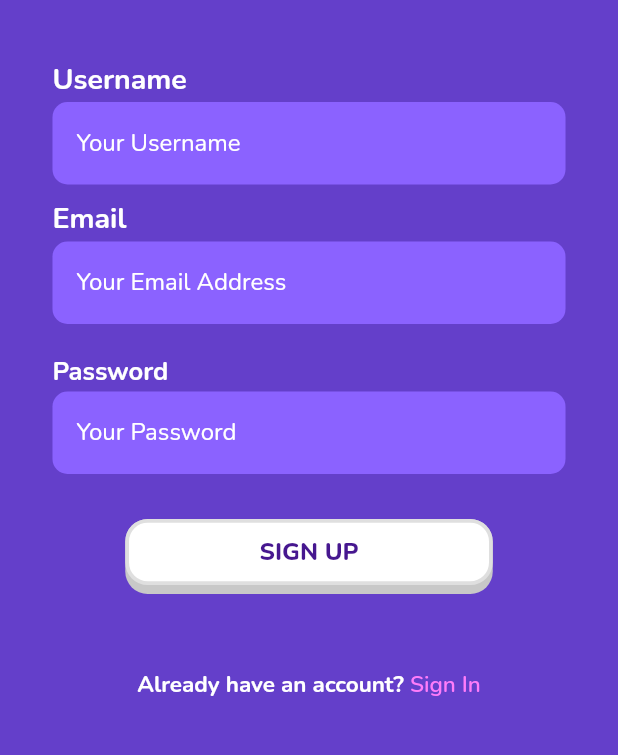
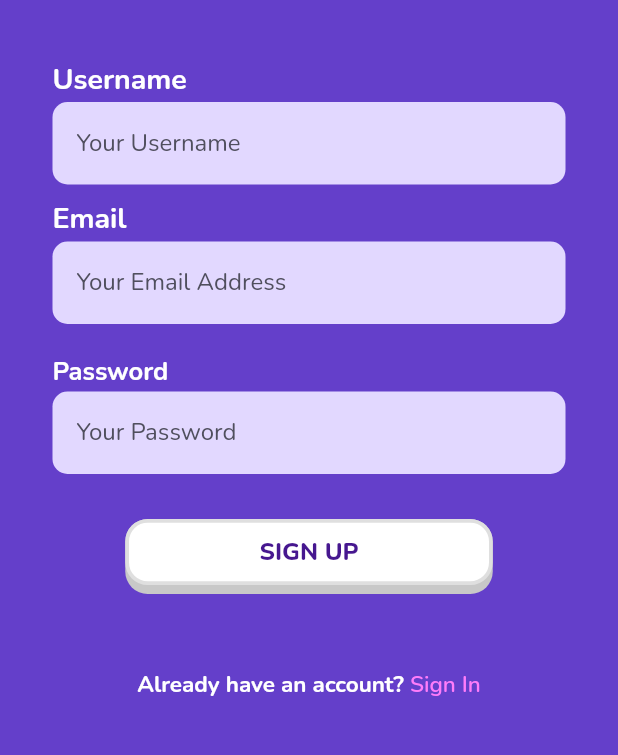
Before and after one commit to gdochadipa/acak-kata-mobile, a Flutter app: the SignUpPage screen opened by its route, on a phone screen of 412 x 824 dp, the part 318-1073 px from its top. Run offline on Flutter 3.47's test engine with Material 2 defaults, Android fonts, the phone set to English and light mode, and no system bars; our stand-ins replace animate_do, audioplayers, auto_size_text, bouncing_widget, confetti, connectivity_plus and 11 more; missing offline and left inert: dart:ffi; accounts and stored records are empty; network calls fail.

Commit message:
stage-8-3-9

```diff
--- a/lib/l10n/intl_en.arb
+++ b/lib/l10n/intl_en.arb
@@ -25,7 +25,7 @@
   "second_question": "Second per ques",
   "challenge":"Challenge \n Friends",
   "question_count" : "Number of Questions",
-  "word_length": "Word Length",
+  "word_length": "Word Length(letter)",
   "time" : "Time",
       "question_number": "Question Number is empty !",
       "question_number_error_min": "Min 5 Ques !",
--- a/lib/l10n/intl_id.arb
+++ b/lib/l10n/intl_id.arb
@@ -25,7 +25,7 @@
     "second_question":"Detik per Soal",
     "challenge": "Tantang \n Teman",
     "question_count": "Jumlah Soal",
-    "word_length" : "Panjang Kata",
+    "word_length" : "Panjang Kata(huruf)",
     "time": "Waktu",
     "question_number": "Isi Jumlah Soal !",
     "question_number_error_min": "Minimal lima soal !",
--- a/lib/pages/auth/signup_page.dart
+++ b/lib/pages/auth/signup_page.dart
@@ -120,18 +120,20 @@ class _SignUpPageState extends State<SignUpPage> {
               height: 55,
               padding: const EdgeInsets.symmetric(horizontal: 16),
               decoration: BoxDecoration(
-                  color: primaryColor, borderRadius: BorderRadius.circular(10)),
+                  color: primaryColor9,
+                  borderRadius: BorderRadius.circular(10)),
               child: Center(
                 child: Row(
                   children: [
                     Expanded(
                         child: TextFormField(
-                      style: whiteTextStyle,
+                      style: primaryTextStyle,
                       validator: (valid) =>
                           ValidationHelper.validateUsername(valid),
                       controller: nameController,
                       decoration: InputDecoration.collapsed(
-                          hintText: 'Your Username', hintStyle: whiteTextStyle),
+                          hintText: 'Your Username',
+                          hintStyle: subtitleTextStyle),
                     ))
                   ],
                 ),
@@ -159,7 +161,8 @@ class _SignUpPageState extends State<SignUpPage> {
               height: 55,
               padding: const EdgeInsets.symmetric(horizontal: 16),
               decoration: BoxDecoration(
-                  color: primaryColor, borderRadius: BorderRadius.circular(10)),
+                  color: primaryColor9,
+                  borderRadius: BorderRadius.circular(10)),
               child: Center(
                 child: Row(
                   children: [
@@ -168,10 +171,10 @@ class _SignUpPageState extends State<SignUpPage> {
                       controller: emailController,
                       validator: (validate) =>
                           ValidationHelper.validateEmail(validate),
-                      style: whiteTextStyle,
+                      style: primaryTextStyle,
                       decoration: InputDecoration.collapsed(
                           hintText: 'Your Email Address',
-                          hintStyle: whiteTextStyle),
+                          hintStyle: subtitleTextStyle),
                     ))
                   ],
                 ),
@@ -199,19 +202,21 @@ class _SignUpPageState extends State<SignUpPage> {
               height: 55,
               padding: const EdgeInsets.symmetric(horizontal: 16),
               decoration: BoxDecoration(
-                  color: primaryColor, borderRadius: BorderRadius.circular(10)),
+                  color: primaryColor9,
+                  borderRadius: BorderRadius.circular(10)),
               child: Center(
                 child: Row(
                   children: [
                     Expanded(
                         child: TextFormField(
                       obscureText: true,
-                      style: whiteTextStyle,
+                      style: primaryTextStyle,
                       validator: (valid) =>
                           ValidationHelper.validatePassowrd(valid),
                       controller: passwordController,
                       decoration: InputDecoration.collapsed(
-                          hintText: 'Your Password', hintStyle: whiteTextStyle),
+                          hintText: 'Your Password',
+                          hintStyle: subtitleTextStyle),
                     ))
                   ],
                 ),
--- a/lib/pages/in_game/modal/join_room_modal.dart
+++ b/lib/pages/in_game/modal/join_room_modal.dart
@@ -153,18 +153,18 @@ class _JoinRoomModalState extends State<JoinRoomModal> {
                   height: 40,
                   padding: const EdgeInsets.symmetric(horizontal: 16),
                   decoration: BoxDecoration(
-                      color: primaryColor,
+                      color: primaryColor9,
                       borderRadius: BorderRadius.circular(15)),
                   child: Center(
                       child: Row(
                     children: [
                       Expanded(
                           child: TextFormField(
-                        style: whiteTextStyle.copyWith(fontSize: 20),
+                        style: primaryTextStyle.copyWith(fontSize: 20),
                         controller: roomCodeController,
                         decoration: InputDecoration.collapsed(
                           hintText: '5XXXXX',
-                          hintStyle: whiteTextStyle,
+                          hintStyle: subtitleTextStyle,
                         ),
                       )),
                     ],
--- a/lib/pages/in_game/offline_game_play_page.dart
+++ b/lib/pages/in_game/offline_game_play_page.dart
@@ -128,6 +128,10 @@ class _OfflineGamePlayPageState extends State<OfflineGamePlayPage>
           languageId: null,
           questionNumber: totalQuestion)) {
         dataRelationWord = _languageDBProvider!.dataRelationWordList!;
+
+        for (var element in dataRelationWord!) {
+          logger.d(element.toJson());
+        }
 
         await setUpListQuestionQueue(dataRelationWord);
         setState(() {
--- a/lib/providers/language_db_provider.dart
+++ b/lib/providers/language_db_provider.dart
@@ -236,8 +236,9 @@ class LanguageDBProvider with ChangeNotifier {
           _dataRelationWordList!.getRange(0, questionNumber ?? 5).toList();
       var i = 0;
       for (var relationWord in _dataRelationWordList!) {
-        List<Map<String, dynamic>> listWords =
-            await getWordByRelation(idRelation: relationWord.id);
+        logger.d(relationWord.id);
+        List<Map<String, dynamic>> listWords = await getWordByRelation(
+            idRelation: relationWord.id, languageId: languageId);
         _dataRelationWordList![i].listWords =
             listWords.map((e) => WordLanguageModel.fromJson(e)).toList();
         i++;
```
Also changed, not shown: lib/pages/auth/profile_edit_page.dart (+13 -9 lines), lib/pages/in_game/prepare_online_game_play.dart (+4 -3 lines), lib/widgets/component/dict_item.dart (+4 -3 lines), lib/widgets/popover/custom_match_form.dart (+13 -13 lines), lib/generated/intl/messages_en.dart, lib/generated/intl/messages_id.dart, lib/generated/l10n.dart.
